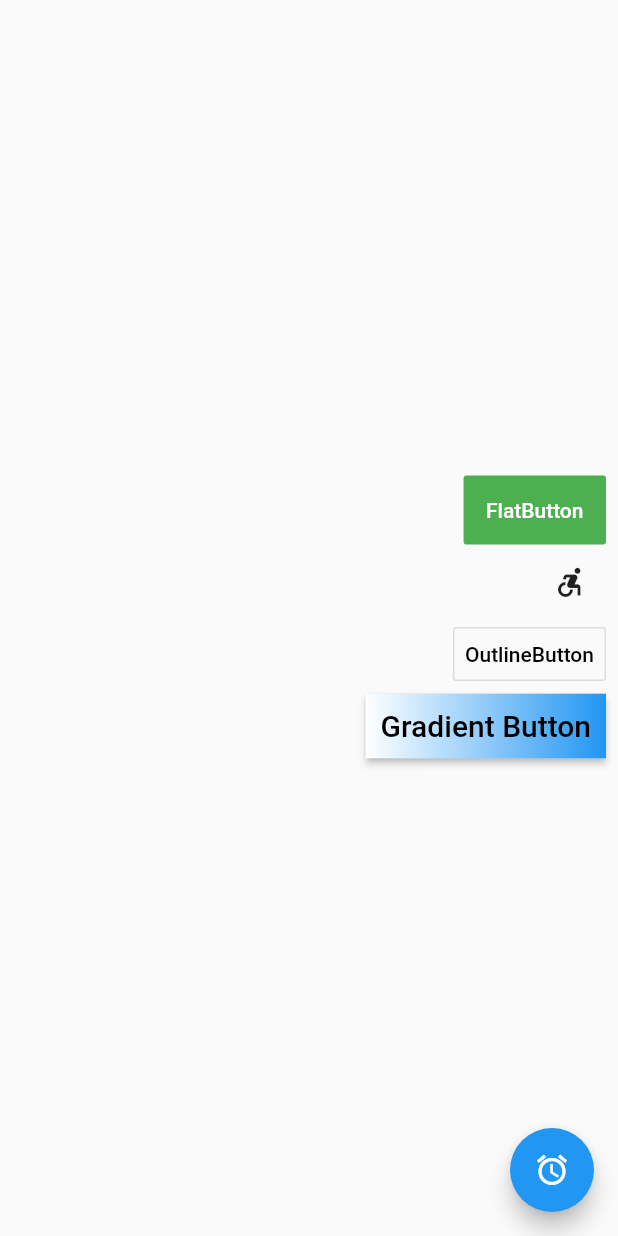
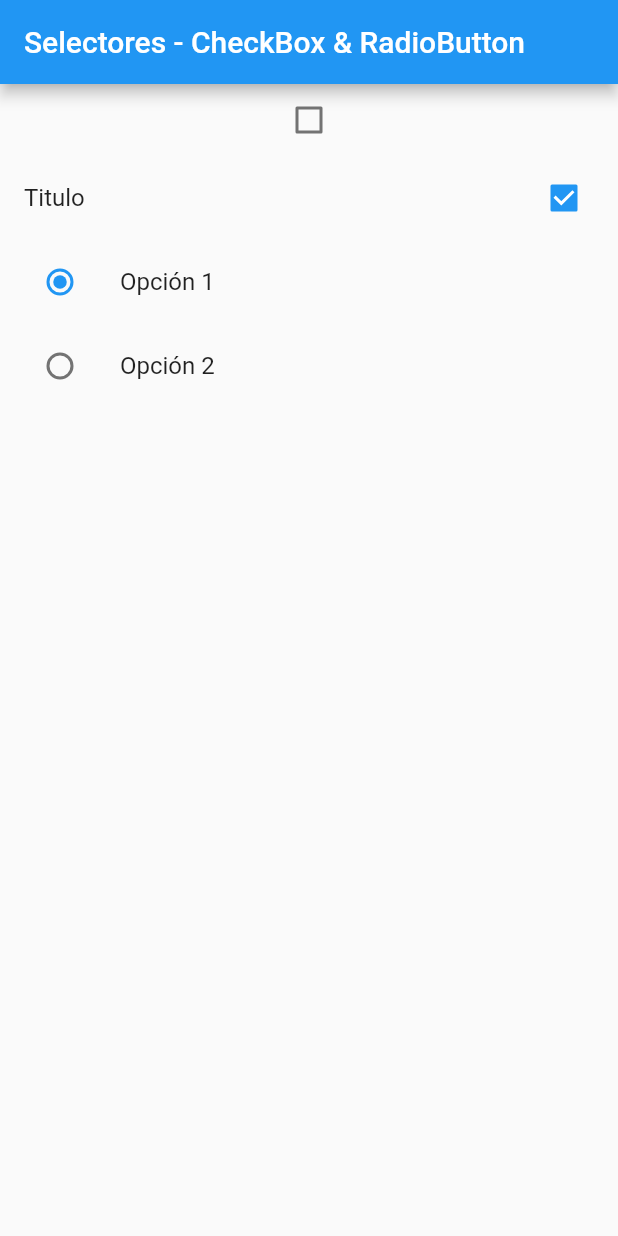
Before and after one commit to GiovanniSolano/Componentes-b-sicos---Flutter, a Flutter app: the screen it shows after launch, on a phone screen of 412 x 824 dp. Run offline on Flutter 3.47's test engine with Material 2 defaults, Android fonts, the phone set to English and light mode, and no system bars.

Commit message:
Componenets basicos - CheckBox & RadioButton

```diff
--- /dev/null
+++ b/lib/components/checkbox&radiobutton.dart
@@ -0,0 +1,65 @@
+import 'package:flutter/material.dart';
+import 'package:flutter/widgets.dart';
+
+class MySelectorsWidget extends StatefulWidget {
+  @override
+  _MySelectorsWidgetState createState() => _MySelectorsWidgetState();
+}
+
+enum SelectorOptions { option1, option2 }
+
+class _MySelectorsWidgetState extends State<MySelectorsWidget> {
+  bool _isActive = false;
+  bool _isActiveTile = true;
+  SelectorOptions _optionSelected = SelectorOptions.option1;
+  @override
+  Widget build(BuildContext context) {
+    return Scaffold(
+        appBar: AppBar(
+          title: Text('Selectores - CheckBox & RadioButton'),
+        ),
+        body: Column(
+          children: [
+            Checkbox(
+                value: _isActive,
+                onChanged: (bool valueIn) {
+                  setState(() {
+                    _isActive = valueIn;
+                  });
+                }),
+            CheckboxListTile(
+                title: Text('Titulo'),
+                value: _isActiveTile,
+                onChanged: (bool valueIn) {
+                  setState(() {
+                    _isActiveTile = valueIn;
+                  });
+                }),
+            ListTile(
+              title: Text('Opción 1'),
+              leading: Radio(
+                value: SelectorOptions.option1,
+                groupValue: _optionSelected,
+                onChanged: (SelectorOptions option) {
+                  setState(() {
+                    _optionSelected = option;
+                  });
+                },
+              ),
+            ),
+            ListTile(
+              title: Text('Opción 2'),
+              leading: Radio(
+                value: SelectorOptions.option2,
+                groupValue: _optionSelected,
+                onChanged: (SelectorOptions option) {
+                  setState(() {
+                    _optionSelected = option;
+                  });
+                },
+              ),
+            ),
+          ],
+        ));
+  }
+}
--- a/lib/main.dart
+++ b/lib/main.dart
@@ -1,8 +1,9 @@
 import 'package:components/components/WidgetScreen2.dart';
 import 'package:flutter/material.dart';
 
-import 'components/buttons.dart';
+import 'components/checkbox&radiobutton.dart';
 
+// import 'components/buttons.dart';
 // import 'package:components/components/buttons.dart';
 // import 'components/bottomnavigationbar.dart';
 // import 'components/gridview.dart';
@@ -33,7 +34,7 @@ class MyApp extends StatelessWidget {
       //   '/': (context) => FirstPage(),
       //   '/secondPage': (context) => SecondPage()
       // },
-      home: MyButtonsWidget(),
+      home: MySelectorsWidget(),
     );
   }
 }
```
